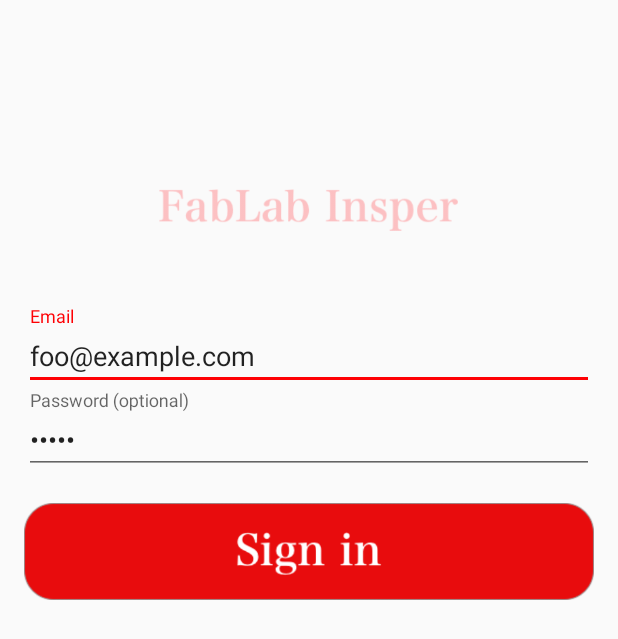
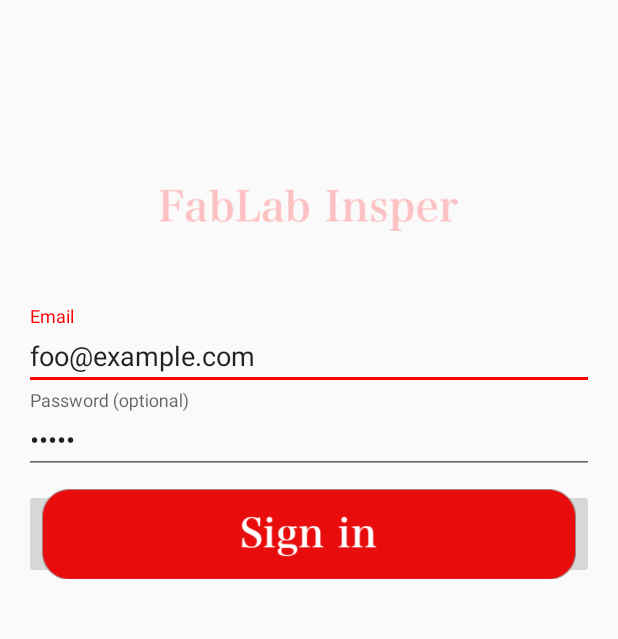
Before and after one commit to Samuelgranato/Projeto4-Desagil, an Android app: the screen it shows after launch (Login), on a phone screen of 412 x 824 dp. Shown: the top 639 px of the screen. Run offline under Robolectric (Android 15) with nearby library versions, the phone set to English and light mode, and no system bars; 4 statements that could not run were skipped.

Commit message:
test Imagebutton

```diff
--- a/app/src/main/res/layout/activity_login.xml
+++ b/app/src/main/res/layout/activity_login.xml
@@ -59,6 +59,16 @@
                 android:layout_width="match_parent"
                 android:layout_height="wrap_content">
 
+                <ImageButton
+                    android:id="@+id/email_sign_in_button"
+                    style="@style/Widget.AppCompat.ImageButton"
+                    android:layout_width="match_parent"
+                    android:layout_height="60dp"
+                    android:layout_marginTop="10dp"
+                    android:layout_weight="1"
+                    android:scaleType="centerCrop"
+                    app:srcCompat="@drawable/sign_in" />
+
                 <EditText
                     android:id="@+id/password"
                     android:layout_width="match_parent"
@@ -73,12 +83,6 @@
 
             </android.support.design.widget.TextInputLayout>
 
-            <ImageView
-                android:id="@+id/email_sign_in_button"
-                android:layout_width="match_parent"
-                android:layout_height="wrap_content"
-                app:srcCompat="@drawable/sign_in" />
-
         </LinearLayout>
     </ScrollView>
 
```
